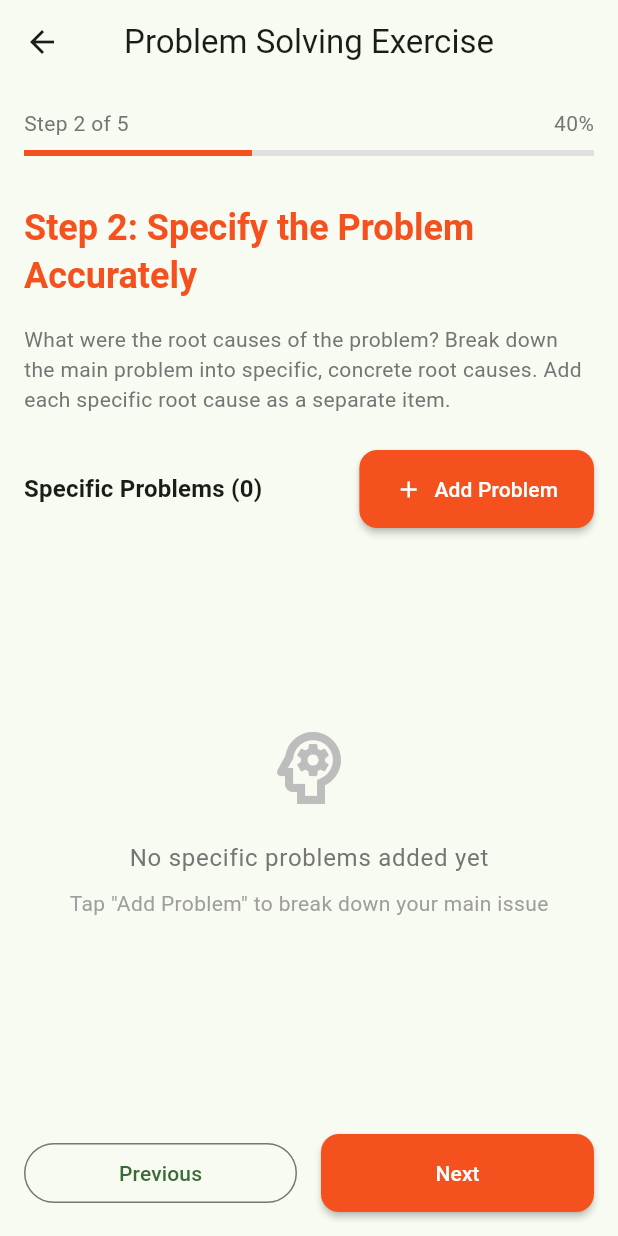
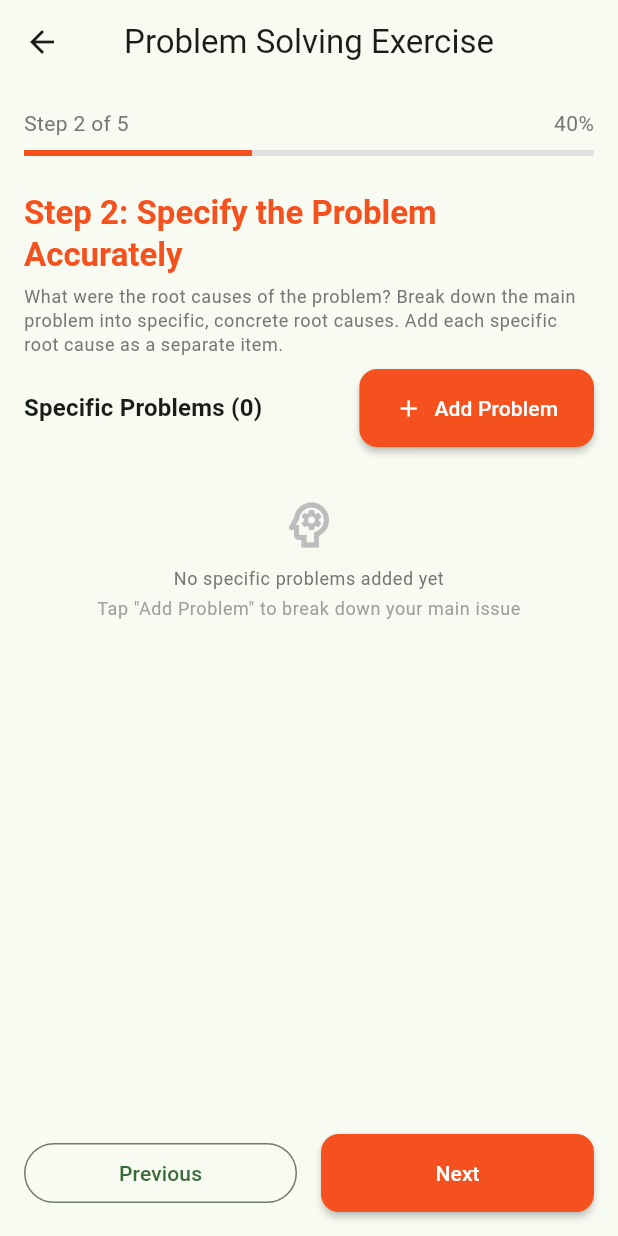
Before and after one commit to daobinhgiang/binge-eating-dart, a Flutter app: the ProblemSolvingSurveyScreen screen opened directly, swiped to page 2, on a phone screen of 412 x 824 dp. Run offline on Flutter 3.47's test engine with Material 3 defaults, Android fonts, the phone set to English and light mode, and no system bars; our stand-ins replace cloud_firestore, firebase_analytics, firebase_auth, firebase_core, firebase_messaging, fl_chart and 7 more; accounts and stored records are empty.

Commit message:
fixed overflow error for problem solving tab

```diff
--- a/lib/screens/home_screen.dart
+++ b/lib/screens/home_screen.dart
@@ -277,6 +277,8 @@ class _HomeScreenState extends ConsumerState<HomeScreen> {
       backgroundColor: Colors.white,
       body: CustomScrollView(
           controller: _scrollController,
+          physics: const ClampingScrollPhysics(),
+          clipBehavior: Clip.none,
           slivers: [
             // Combined header and Continue Learning Section with green background
             SliverToBoxAdapter(
--- a/lib/screens/tools/problem_solving_survey_screen.dart
+++ b/lib/screens/tools/problem_solving_survey_screen.dart
@@ -142,7 +142,8 @@ class _ProblemSolvingSurveyScreenState extends ConsumerState<ProblemSolvingSurve
   }
 
   Widget _buildIdentifyProblemStep() {
-    return Padding(
+    return SingleChildScrollView(
+      child: Padding(
         padding: const EdgeInsets.all(16),
         child: Column(
           crossAxisAlignment: CrossAxisAlignment.start,
@@ -162,7 +163,8 @@ class _ProblemSolvingSurveyScreenState extends ConsumerState<ProblemSolvingSurve
               ),
             ),
             const SizedBox(height: 24),
-          Expanded(
+            SizedBox(
+              height: 300,
               child: TextField(
                 controller: _problemDescriptionController,
                 maxLines: null,
@@ -177,30 +179,33 @@ class _ProblemSolvingSurveyScreenState extends ConsumerState<ProblemSolvingSurve
             ),
           ],
         ),
+      ),
     );
   }
 
   Widget _buildSpecifyProblemsStep() {
-    return Padding(
-      padding: const EdgeInsets.all(16),
+    return Column(
+      children: [
+        Padding(
+          padding: const EdgeInsets.fromLTRB(16, 8, 16, 8),
           child: Column(
             crossAxisAlignment: CrossAxisAlignment.start,
             children: [
               Text(
                 'Step 2: Specify the Problem Accurately',
-            style: Theme.of(context).textTheme.headlineSmall?.copyWith(
+                style: Theme.of(context).textTheme.titleLarge?.copyWith(
                   fontWeight: FontWeight.bold,
                   color: Colors.deepOrange[600],
                 ),
               ),
-          const SizedBox(height: 16),
+              const SizedBox(height: 6),
               Text(
                 'What were the root causes of the problem? Break down the main problem into specific, concrete root causes. Add each specific root cause as a separate item.',
-            style: Theme.of(context).textTheme.bodyMedium?.copyWith(
+                style: Theme.of(context).textTheme.bodySmall?.copyWith(
                   color: Colors.grey[600],
                 ),
               ),
-          const SizedBox(height: 24),
+              const SizedBox(height: 8),
               Row(
                 children: [
                   Expanded(
@@ -222,36 +227,48 @@ class _ProblemSolvingSurveyScreenState extends ConsumerState<ProblemSolvingSurve
                   ),
                 ],
               ),
-          const SizedBox(height: 16),
+            ],
+          ),
+        ),
+        const SizedBox(height: 8),
         Expanded(
           child: _specificProblems.isEmpty
-                ? Center(
+              ? SingleChildScrollView(
+                  child: Center(
+                    child: Padding(
+                      padding: const EdgeInsets.all(16),
                       child: Column(
-                      mainAxisAlignment: MainAxisAlignment.center,
+                        mainAxisSize: MainAxisSize.min,
                         children: [
                           Icon(
                             Icons.psychology_outlined,
-                          size: 64,
+                            size: 40,
                             color: Colors.grey[400],
-                        ),
-                        const SizedBox(height: 16),
-                        Text(
-                          'No specific problems added yet',
-                          style: Theme.of(context).textTheme.bodyLarge?.copyWith(
-                            color: Colors.grey[600],
-                          ),
                           ),
                           const SizedBox(height: 8),
                           Text(
+                            'No specific problems added yet',
+                            style: Theme.of(context).textTheme.bodySmall?.copyWith(
+                              color: Colors.grey[600],
+                            ),
+                            textAlign: TextAlign.center,
+                          ),
+                          const SizedBox(height: 4),
+                          Text(
                             'Tap "Add Problem" to break down your main issue',
-                          style: Theme.of(context).textTheme.bodyMedium?.copyWith(
+                            style: Theme.of(context).textTheme.bodySmall?.copyWith(
                               color: Colors.grey[500],
+                              fontSize: 12,
                             ),
+                            textAlign: TextAlign.center,
                           ),
                         ],
                       ),
+                    ),
+                  ),
                 )
               : ListView.builder(
+                  padding: const EdgeInsets.symmetric(horizontal: 16),
                   itemCount: _specificProblems.length,
                   addAutomaticKeepAlives: false,
                   addRepaintBoundaries: true,
@@ -262,31 +279,32 @@ class _ProblemSolvingSurveyScreenState extends ConsumerState<ProblemSolvingSurve
                 ),
         ),
       ],
-      ),
     );
   }
 
   Widget _buildConsiderSolutionsStep() {
-    return Padding(
-      padding: const EdgeInsets.all(16),
+    return Column(
+      children: [
+        Padding(
+          padding: const EdgeInsets.fromLTRB(16, 8, 16, 8),
           child: Column(
             crossAxisAlignment: CrossAxisAlignment.start,
             children: [
               Text(
                 'Step 3: Consider as Many Solutions as Possible',
-            style: Theme.of(context).textTheme.headlineSmall?.copyWith(
+                style: Theme.of(context).textTheme.titleLarge?.copyWith(
                   fontWeight: FontWeight.bold,
                   color: Colors.deepOrange[600],
                 ),
               ),
-          const SizedBox(height: 16),
+              const SizedBox(height: 6),
               Text(
                 'Brainstorm potential solutions. Don\'t judge them yet - just think of as many options as possible.',
-            style: Theme.of(context).textTheme.bodyMedium?.copyWith(
+                style: Theme.of(context).textTheme.bodySmall?.copyWith(
                   color: Colors.grey[600],
                 ),
               ),
-          const SizedBox(height: 24),
+              const SizedBox(height: 8),
               Row(
                 children: [
                   Expanded(
@@ -308,36 +326,48 @@ class _ProblemSolvingSurveyScreenState extends ConsumerState<ProblemSolvingSurve
                   ),
                 ],
               ),
-          const SizedBox(height: 16),
+            ],
+          ),
+        ),
+        const SizedBox(height: 8),
         Expanded(
           child: _potentialSolutions.isEmpty
-                ? Center(
+              ? SingleChildScrollView(
+                  child: Center(
+                    child: Padding(
+                      padding: const EdgeInsets.all(16),
                       child: Column(
-                      mainAxisAlignment: MainAxisAlignment.center,
+                        mainAxisSize: MainAxisSize.min,
                         children: [
                           Icon(
                             Icons.lightbulb_outlined,
-                          size: 64,
+                            size: 40,
                             color: Colors.grey[400],
-                        ),
-                        const SizedBox(height: 16),
-                        Text(
-                          'No solutions added yet',
-                          style: Theme.of(context).textTheme.bodyLarge?.copyWith(
-                            color: Colors.grey[600],
-                          ),
                           ),
                           const SizedBox(height: 8),
                           Text(
+                            'No solutions added yet',
+                            style: Theme.of(context).textTheme.bodySmall?.copyWith(
+                              color: Colors.grey[600],
+                            ),
+                            textAlign: TextAlign.center,
+                          ),
+                          const SizedBox(height: 4),
+                          Text(
                             'Tap "Add Solution" to brainstorm options',
-                          style: Theme.of(context).textTheme.bodyMedium?.copyWith(
+                            style: Theme.of(context).textTheme.bodySmall?.copyWith(
                               color: Colors.grey[500],
+                              fontSize: 12,
                             ),
+                            textAlign: TextAlign.center,
                           ),
                         ],
                       ),
+                    ),
+                  ),
                 )
               : ListView.builder(
+                  padding: const EdgeInsets.symmetric(horizontal: 16),
                   itemCount: _potentialSolutions.length,
                   addAutomaticKeepAlives: false,
                   addRepaintBoundaries: true,
@@ -348,63 +378,76 @@ class _ProblemSolvingSurveyScreenState extends ConsumerState<ProblemSolvingSurve
                 ),
         ),
       ],
-      ),
     );
   }
 
   Widget _buildImplicationsStep() {
-    return Padding(
-      padding: const EdgeInsets.all(16),
+    return Column(
+      children: [
+        Padding(
+          padding: const EdgeInsets.fromLTRB(16, 8, 16, 8),
           child: Column(
             crossAxisAlignment: CrossAxisAlignment.start,
             children: [
               Text(
                 'Step 4: Think Through the Implications',
-            style: Theme.of(context).textTheme.headlineSmall?.copyWith(
+                style: Theme.of(context).textTheme.titleLarge?.copyWith(
                   fontWeight: FontWeight.bold,
                   color: Colors.deepOrange[600],
                 ),
               ),
-          const SizedBox(height: 16),
+              const SizedBox(height: 6),
               Text(
                 'For each solution, consider the potential consequences, pros and cons, and what might happen if you implement it.',
-            style: Theme.of(context).textTheme.bodyMedium?.copyWith(
+                style: Theme.of(context).textTheme.bodySmall?.copyWith(
                   color: Colors.grey[600],
                 ),
               ),
-          const SizedBox(height: 24),
+            ],
+          ),
+        ),
+        const SizedBox(height: 8),
         if (_potentialSolutions.isEmpty)
           Expanded(
+            child: SingleChildScrollView(
               child: Center(
+                child: Padding(
+                  padding: const EdgeInsets.all(16),
                   child: Column(
-                  mainAxisAlignment: MainAxisAlignment.center,
+                    mainAxisSize: MainAxisSize.min,
                     children: [
                       Icon(
                         Icons.warning_outlined,
-                      size: 64,
+                        size: 40,
                         color: Colors.grey[400],
-                    ),
-                    const SizedBox(height: 16),
-                    Text(
-                      'No solutions to analyze',
-                      style: Theme.of(context).textTheme.bodyLarge?.copyWith(
-                        color: Colors.grey[600],
-                      ),
                       ),
                       const SizedBox(height: 8),
                       Text(
+                        'No solutions to analyze',
+                        style: Theme.of(context).textTheme.bodySmall?.copyWith(
+                          color: Colors.grey[600],
+                        ),
+                        textAlign: TextAlign.center,
+                      ),
+                      const SizedBox(height: 4),
+                      Text(
                         'Go back to Step 3 to add solutions first',
-                      style: Theme.of(context).textTheme.bodyMedium?.copyWith(
+                        style: Theme.of(context).textTheme.bodySmall?.copyWith(
                           color: Colors.grey[500],
+                          fontSize: 12,
+                        ),
+                        textAlign: TextAlign.center,
+                      ),
+                    ],
                   ),
                 ),
-                  ],
               ),
             ),
           )
         else
           Expanded(
             child: ListView.builder(
+              padding: const EdgeInsets.symmetric(horizontal: 16),
               itemCount: _potentialSolutions.length,
               addAutomaticKeepAlives: false,
               addRepaintBoundaries: true,
@@ -415,57 +458,69 @@ class _ProblemSolvingSurveyScreenState extends ConsumerState<ProblemSolvingSurve
             ),
           ),
       ],
-      ),
     );
   }
 
   Widget _buildChooseSolutionsStep() {
-    return Padding(
-      padding: const EdgeInsets.all(16),
+    return Column(
+      children: [
+        Padding(
+          padding: const EdgeInsets.fromLTRB(16, 8, 16, 8),
           child: Column(
             crossAxisAlignment: CrossAxisAlignment.start,
             children: [
               Text(
                 'Step 5: Choose the Best Solution(s)',
-            style: Theme.of(context).textTheme.headlineSmall?.copyWith(
+                style: Theme.of(context).textTheme.titleLarge?.copyWith(
                   fontWeight: FontWeight.bold,
                   color: Colors.deepOrange[600],
                 ),
               ),
-          const SizedBox(height: 16),
+              const SizedBox(height: 6),
               Text(
                 'Select the solution(s) you want to implement. You can choose multiple solutions that work well together.',
-            style: Theme.of(context).textTheme.bodyMedium?.copyWith(
+                style: Theme.of(context).textTheme.bodySmall?.copyWith(
                   color: Colors.grey[600],
                 ),
               ),
-          const SizedBox(height: 24),
+            ],
+          ),
+        ),
+        const SizedBox(height: 8),
         if (_potentialSolutions.isEmpty)
           Expanded(
+            child: SingleChildScrollView(
               child: Center(
+                child: Padding(
+                  padding: const EdgeInsets.all(16),
                   child: Column(
-                  mainAxisAlignment: MainAxisAlignment.center,
+                    mainAxisSize: MainAxisSize.min,
                     children: [
                       Icon(
                         Icons.warning_outlined,
-                      size: 64,
+                        size: 40,
                         color: Colors.grey[400],
-                    ),
-                    const SizedBox(height: 16),
-                    Text(
-                      'No solutions to choose from',
-                      style: Theme.of(context).textTheme.bodyLarge?.copyWith(
-                        color: Colors.grey[600],
-                      ),
                       ),
                       const SizedBox(height: 8),
                       Text(
+                        'No solutions to choose from',
+                        style: Theme.of(context).textTheme.bodySmall?.copyWith(
+                          color: Colors.grey[600],
+                        ),
+                        textAlign: TextAlign.center,
+                      ),
+                      const SizedBox(height: 4),
+                      Text(
                         'Go back to Step 3 to add solutions first',
-                      style: Theme.of(context).textTheme.bodyMedium?.copyWith(
+                        style: Theme.of(context).textTheme.bodySmall?.copyWith(
                           color: Colors.grey[500],
+                          fontSize: 12,
+                        ),
+                        textAlign: TextAlign.center,
+                      ),
+                    ],
                   ),
                 ),
-                  ],
               ),
             ),
           )
@@ -474,15 +529,19 @@ class _ProblemSolvingSurveyScreenState extends ConsumerState<ProblemSolvingSurve
             child: Column(
               crossAxisAlignment: CrossAxisAlignment.start,
               children: [
-                  Text(
+                Padding(
+                  padding: const EdgeInsets.symmetric(horizontal: 16),
+                  child: Text(
                     'Selected Solutions (${_chosenSolutionIds.length}/${_potentialSolutions.length})',
                     style: Theme.of(context).textTheme.titleMedium?.copyWith(
                       fontWeight: FontWeight.bold,
                     ),
                   ),
-                  const SizedBox(height: 16),
+                ),
+                const SizedBox(height: 8),
                 Expanded(
                   child: ListView.builder(
+                    padding: const EdgeInsets.symmetric(horizontal: 16),
                     itemCount: _potentialSolutions.length,
                     addAutomaticKeepAlives: false,
                     addRepaintBoundaries: true,
@@ -496,7 +555,6 @@ class _ProblemSolvingSurveyScreenState extends ConsumerState<ProblemSolvingSurve
             ),
           ),
       ],
-      ),
     );
   }
 
```
Also changed, not shown: 3 other files. Lines whose indentation alone changed are shown as unchanged.
